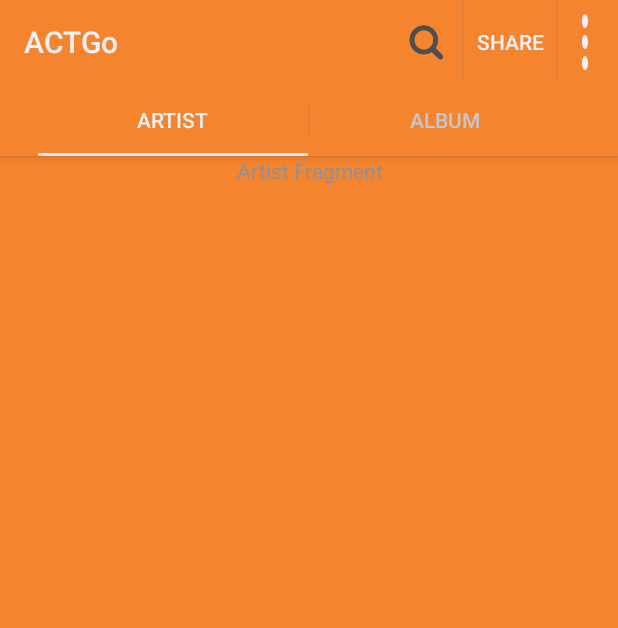
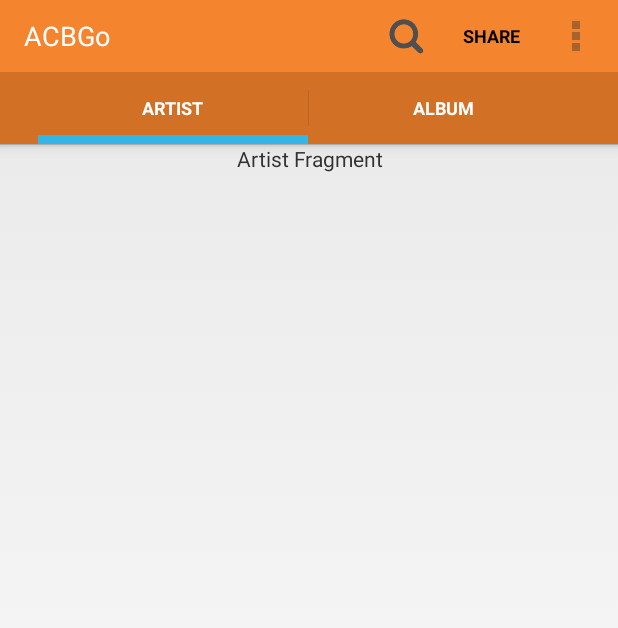
Before and after one commit to brianio/AndroidBlog, an Android app: the screen it shows after launch (MainActivity), on a phone screen of 412 x 824 dp. Shown: the top 628 px of the screen. Run offline under Robolectric (Android 15) with nearby library versions, the phone set to English and light mode, and no system bars.

Commit message:
修复一些bug

```diff
--- a/ActionBarEx/app/src/main/java/com/brianio/actionbarex/MainActivity.java
+++ b/ActionBarEx/app/src/main/java/com/brianio/actionbarex/MainActivity.java
@@ -1,21 +1,19 @@
 package com.brianio.actionbarex;
 
-import android.os.Bundle;
 import android.app.ActionBar;
 import android.app.Activity;
 import android.content.Intent;
+import android.os.Bundle;
 import android.os.Process;
 import android.util.Log;
 import android.view.Menu;
 import android.view.MenuInflater;
 import android.view.MenuItem;
-import android.view.View;
-import android.view.View.OnClickListener;
 import android.widget.ShareActionProvider;
 import android.widget.Toast;
 
 
-public class MainActivity extends Activity implements OnClickListener {
+public class MainActivity extends Activity {
 
     //
     private ShareActionProvider provider;
@@ -25,12 +23,12 @@ public class MainActivity extends Activity implements OnClickListener {
     @Override
     protected void onCreate(Bundle savedInstanceState) {
         super.onCreate(savedInstanceState);
-        setTitle("ACTGo");
-        setContentView(R.layout.activity_main);
+        setTitle("ACBGo");
+//        setContentView(R.layout.activity_main);
 
         ActionBar actionBar=getActionBar();
 //        actionBar.setDisplayHomeAsUpEnabled(true);
-//        actionBar.setDisplayShowHomeEnabled(false);
+        actionBar.setDisplayShowHomeEnabled(false);
 
         Log.d(TAG, "MAIN thread id is :" + Thread.currentThread().getId());
         Log.d(TAG, "Process id is " + Process.myPid());
@@ -49,39 +47,6 @@ public class MainActivity extends Activity implements OnClickListener {
                 .setText(R.string.album)
                 .setTabListener(new TabListener<AlbumFragment>(this,"album",AlbumFragment.class));
         actionBar.addTab(tab1);
-
-    }
-
-    @Override
-    public void onClick(View v) {
-
-//        switch (v.getId()) {
-//
-//            case R.id.btn_first:
-//                Intent intent = new Intent(this, FirstActivity.class);
-//                startActivity(intent);
-//                break;
-//
-//            case R.id.start_service:
-//                Intent startIntent = new Intent(this, MyService.class);
-//                startService(startIntent);
-//                break;
-//            case R.id.stop_service:
-//                Intent stopIntent = new Intent(this, MyService.class);
-//                stopService(stopIntent);
-//                break;
-//            //开始这个连接
-//            case R.id.bind_service:
-//                Intent bindIntent = new Intent(this, MyService.class);
-//                bindService(bindIntent, sConnection, BIND_AUTO_CREATE);
-//                break;
-//            //解开这个连接
-//            case R.id.unbind_service:
-//                unbindService(sConnection);
-//                break;
-//            default:
-//                break;
-//        }
 
     }
 
@@ -105,9 +70,8 @@ public class MainActivity extends Activity implements OnClickListener {
 //            }
 //        });
         MenuItem itemShare = menu.findItem(R.id.action_share);
-        provider = (ShareActionProvider) itemShare.getActionProvider();
-//        provider.setShareHistoryFileName(ShareActionProvider.DEFAULT_SHARE_HISTORY_FILE_NAME);
-        provider.setShareIntent(getDefaultIntent());
+//        provider = (ShareActionProvider) itemShare.getActionProvider();
+//        provider.setShareIntent(getDefaultIntent());
 
 
         return super.onCreateOptionsMenu(menu);
--- a/ActionBarEx/app/src/main/res/values/styles.xml
+++ b/ActionBarEx/app/src/main/res/values/styles.xml
@@ -1,11 +1,9 @@
 <resources>
 
     <!-- Base application theme. -->
-    <style name="AppTheme" parent="Theme.AppCompat.Light.DarkActionBar">
+    <style name="AppTheme" parent="android:Theme.Holo.Light.DarkActionBar">
         <!-- Customize your theme here. -->
-        <item name="colorPrimary">@color/colorPrimary</item>
-        <item name="colorPrimaryDark">@color/colorPrimaryDark</item>
-        <item name="colorAccent">@color/colorAccent</item>
+
     </style>
 
     <style name="MyActionbarTheme" parent="android:Theme.Holo.Light">
```
Also changed, not shown: ActionBarEx/app/build.gradle (+6 -5 lines), ActionBarEx/app/src/main/AndroidManifest.xml (+6 -1 lines).
